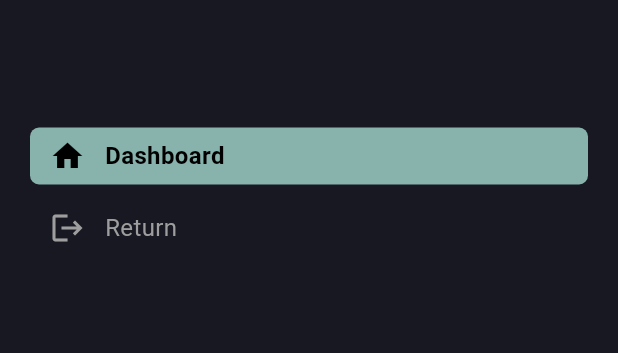
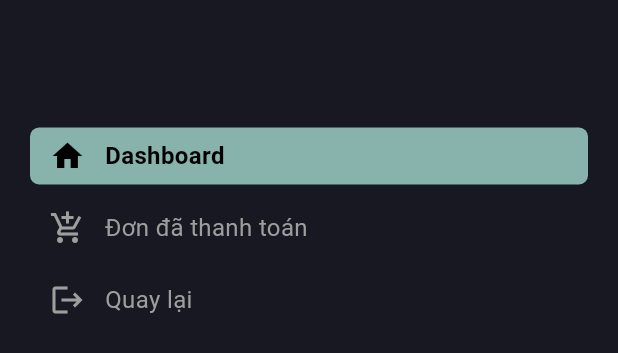
Before and after one commit to thanh2839/ui-htttql-flutter, a Flutter app: the SideMenuWidget widget shown alone on an empty page, opened directly, on a phone screen of 412 x 824 dp. Shown: the top 353 px of the screen. Run offline on Flutter 3.47's test engine with Material 3 defaults, Android fonts, the phone set to English and light mode, and no system bars; our stand-ins replace fl_chart, syncfusion_flutter_gauges; missing offline and left inert: dart:html; network calls fail; statements that could not run were skipped.

Commit message:
ban gan xong

```diff
--- a/lib/data/side_menu_data.dart
+++ b/lib/data/side_menu_data.dart
@@ -4,6 +4,7 @@ import 'package:web_htttql_flutter/model/menu_model.dart';
 class SideMenuData {
   final menu = const <MenuModel>[
     MenuModel(icon: Icons.home, title: 'Dashboard'),
-    MenuModel(icon: Icons.logout, title: 'Return'),
+    MenuModel(icon: Icons.add_shopping_cart, title: "Đơn đã thanh toán"),
+    MenuModel(icon: Icons.logout, title: 'Quay lại'),
   ];
 }
--- a/lib/widgets/dashboard_widget.dart
+++ b/lib/widgets/dashboard_widget.dart
@@ -2,7 +2,7 @@ import 'package:flutter/material.dart';
 import 'package:web_htttql_flutter/util/responsive.dart';
 import 'package:web_htttql_flutter/widgets/activity_chart.dart';
 import 'package:web_htttql_flutter/widgets/activity_details_card.dart';
-import 'package:web_htttql_flutter/widgets/bar_graph_widget.dart';
+import 'package:web_htttql_flutter/widgets/gauge_graph_widget.dart';
 import 'package:web_htttql_flutter/widgets/header_widget.dart';
 import 'package:web_htttql_flutter/widgets/line_chart_card.dart';
 import 'package:web_htttql_flutter/widgets/summary_widget.dart';
--- a/lib/widgets/bar_graph_widget.dart
+++ b/lib/widgets/gauge_graph_widget.dart
@@ -60,7 +60,9 @@ class BarGraphCard extends StatelessWidget {
                         // ],
                         ranges: <GaugeRange>[
                           GaugeRange(
+
                             startValue: 0,
+                            sizeUnit: GaugeSizeUnit.factor,
                             endValue: 100,
                             gradient: SweepGradient(
                               colors: [
--- a/lib/widgets/side_menu_widget.dart
+++ b/lib/widgets/side_menu_widget.dart
@@ -47,6 +47,10 @@ class _SideMenuWidgetState extends State<SideMenuWidget> {
             final url = 'http://localhost:3001/';
             html.window.location.href = url;
           }
+          if (selectedIndex == 2) {
+            final url2 = 'http://localhost:3001/admin/paid';
+                html.window.location.href =url2;
+          }
         },
         child: Row(
           children: [
```
